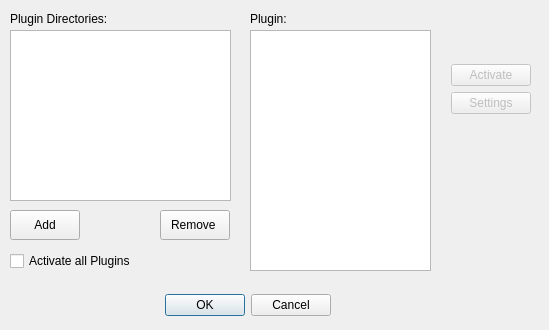
Old version of the form source/VIEW/DIALOGS/pluginDialog.ui in the repository BALL-Project/ball.
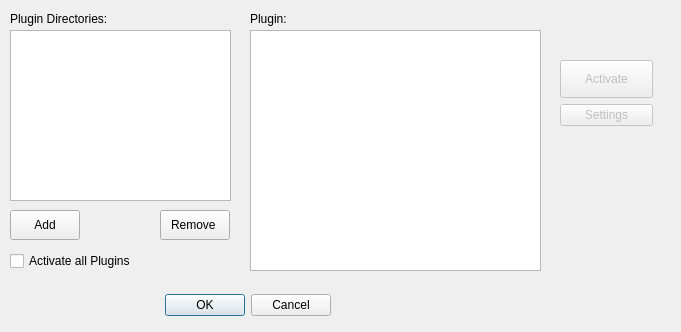
New version of the form. Icons and pictures are not drawn.

Commit message: Fixed loading and unloading of plugins.

What changed in the file:
```diff
--- a/source/VIEW/DIALOGS/pluginDialog.ui
+++ b/source/VIEW/DIALOGS/pluginDialog.ui
@@ -1,12 +1,12 @@
 <ui version="4.0" >
  <class>PluginDialogData</class>
- <widget class="QDialog" name="PluginDialogData" >
-  <property name="geometry" >
+ <widget class="QDialog" name="PluginDialogData">
+  <property name="geometry">
    <rect>
     <x>0</x>
     <y>0</y>
-    <width>549</width>
-    <height>330</height>
+    <width>681</width>
+    <height>332</height>
    </rect>
   </property>
   <property name="windowTitle" >
@@ -98,24 +98,15 @@
     <string>Remove </string>
    </property>
   </widget>
-  <widget class="QListView" name="plugin_view" >
-   <property name="geometry" >
+  <widget class="QListView" name="plugin_view">
+   <property name="geometry">
     <rect>
      <x>250</x>
      <y>30</y>
-     <width>181</width>
+     <width>291</width>
      <height>241</height>
     </rect>
    </property>
-   <property name="iconSize" >
-    <size>
-     <width>16</width>
-     <height>10</height>
-    </size>
-   </property>
-   <property name="viewMode" >
-    <enum>QListView::IconMode</enum>
-   </property>
   </widget>
   <widget class="QListWidget" name="plugin_directories_view" >
    <property name="geometry" >
@@ -140,19 +131,19 @@
     <string>Activate all Plugins</string>
    </property>
   </widget>
-  <widget class="QWidget" name="" >
-   <property name="geometry" >
+  <widget class="QWidget" name="">
+   <property name="geometry">
     <rect>
-     <x>451</x>
-     <y>64</y>
-     <width>85</width>
+     <x>560</x>
+     <y>60</y>
+     <width>93</width>
      <height>66</height>
     </rect>
    </property>
-   <layout class="QFormLayout" name="formLayout" >
-    <item row="0" column="0" >
-     <widget class="QPushButton" name="plugin_toggle_button" >
-      <property name="enabled" >
+   <layout class="QVBoxLayout" name="verticalLayout">
+    <item>
+     <widget class="QPushButton" name="plugin_toggle_button">
+      <property name="enabled">
        <bool>false</bool>
       </property>
       <property name="sizePolicy" >
@@ -166,9 +157,9 @@
       </property>
      </widget>
     </item>
-    <item row="1" column="0" >
-     <widget class="QPushButton" name="settings_button" >
-      <property name="enabled" >
+    <item>
+     <widget class="QPushButton" name="settings_button">
+      <property name="enabled">
        <bool>false</bool>
       </property>
       <property name="text" >
```
Left out of the diff: 85 changed lines with no effect on the pictures. The commit also changes 4 other files.
